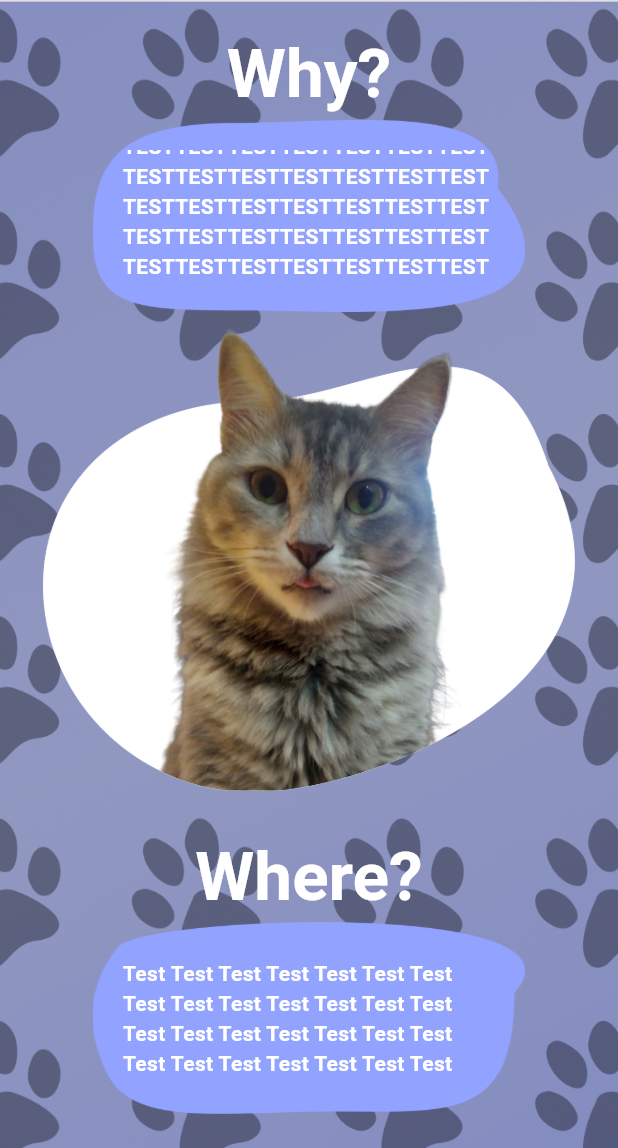
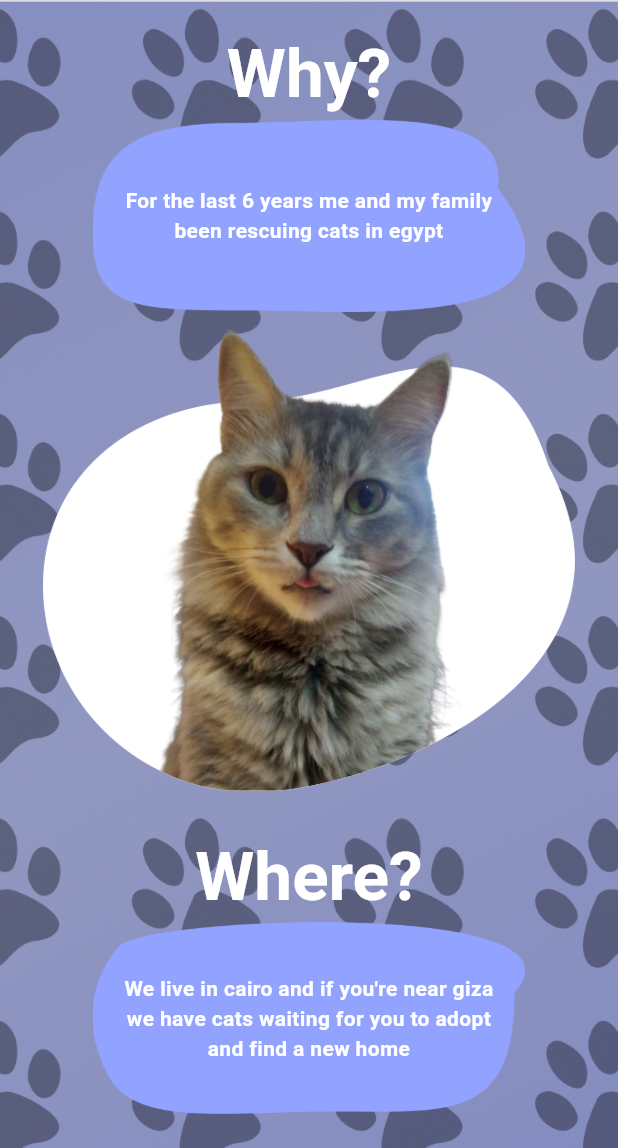
Before and after one commit to Dangere/dimos-cats, a Flutter app: the screen it shows after launch, on a phone screen of 412 x 824 dp, the part 88-1236 px from its top. Run offline on Flutter 3.47's test engine with Material 3 defaults, Android fonts, the light colour scheme and no system bars; our stand-ins replace firebase_analytics, firebase_core, flutter_cache_manager, flutter_riverpod, google_fonts, logger and 3 more; missing offline and left inert: liquid_glass_easy; accounts and stored records are empty; Roboto replaces fonts that are missing (Almarai); statements that could not run were skipped.

Commit message:
Localizing text blobs

```diff
--- a/lib/core/localization/l10n/intl_ar.arb
+++ b/lib/core/localization/l10n/intl_ar.arb
@@ -4,5 +4,9 @@
     "theme": "المظهر",
     "dark": "الداكن",
     "light": "الفاتح",
-    "adopt": "تبني"
+    "adopt": "تبني",
+    "why": "ليه؟",
+    "where": "فين؟",
+    "hero_text_blob_why": "من أين يأتينا القطط؟",
+    "hero_text_blob_where": "من أين يأتينا القطط؟"
 }
--- a/lib/core/localization/l10n/intl_en.arb
+++ b/lib/core/localization/l10n/intl_en.arb
@@ -7,5 +7,9 @@
     "theme": "Theme",
     "dark": "Dark",
     "light": "Light",
-    "adopt": "Adopt"
+    "adopt": "Adopt",
+    "why": "Why?",
+    "where": "Where?",
+    "hero_text_blob_why": "For the last 6 years me and my family been rescuing cats in egypt",
+    "hero_text_blob_where": "We live in cairo and if you're near giza we have cats waiting for you to adopt and find a new home"
 }
--- a/lib/view/pages/home_page.dart
+++ b/lib/view/pages/home_page.dart
@@ -4,11 +4,9 @@ import 'package:dimos_cats/providers/cats_provider.dart';
 import 'package:dimos_cats/providers/common_providers.dart';
 import 'package:dimos_cats/providers/screen_size_provider.dart';
 import 'package:dimos_cats/view/dialog/dialogs.dart';
-import 'package:dimos_cats/view/painters/visualize_path_painter.dart';
 import 'package:dimos_cats/view/widgets/cats_list_sliver.dart';
 import 'package:dimos_cats/view/widgets/home_hero.dart';
 import 'package:dimos_cats/view/widgets/shared/app_logo.dart';
-import 'package:dimos_cats/view/widgets/shared/bezier_curve.dart';
 import 'package:dimos_cats/view/widgets/shared/error_panel.dart';
 import 'package:dimos_cats/view/widgets/home_background.dart';
 import 'package:dimos_cats/view/widgets/shared/language_toggle.dart';
@@ -28,10 +26,10 @@ class _HomePageState extends ConsumerState<HomePage> {
   final ScrollController controller = ScrollController();
 
   double animationTarge = 1;
-  List<Cat> catsTemp = List.generate(
-    10,
-    (index) => Cat.empty(index.toString() + "cat"),
-  );
+  // List<Cat> catsTemp = List.generate(
+  //   10,
+  //   (index) => Cat.empty(index.toString() + "cat"),
+  // );
   ScreenSize size = ScreenSize.expanded;
 
   Cat? viewedCat;
@@ -169,7 +167,7 @@ class _HomePageState extends ConsumerState<HomePage> {
                         sliver: cats.when(
                           data: (cats) => CatsListSliver(
                             screenSize: size,
-                            cats: catsTemp,
+                            cats: cats,
                             onClick: (cat) => viewCatDetails(cat),
                           ),
                           error: (error, stackTrace) => SliverToBoxAdapter(
--- a/lib/view/widgets/home_hero.dart
+++ b/lib/view/widgets/home_hero.dart
@@ -1,3 +1,4 @@
+import 'package:dimos_cats/core/localization/generated/l10n/app_localizations.dart';
 import 'package:dimos_cats/providers/screen_size_provider.dart';
 import 'package:dimos_cats/view/widgets/home_hero_cat.dart';
 import 'package:dimos_cats/view/widgets/shared/blob_decoration.dart';
@@ -19,15 +20,13 @@ class HomeHero extends StatelessWidget {
     // return Placeholder();
     var blobText = BlobText(
       blobVariant: 1,
-      blobBody:
-          "TESTTESTTESTTESTTESTTESTTESTTESTTESTTESTTESTTESTTESTTESTTESTTESTTESTTESTTESTTESTTESTTESTTESTTESTTESTTESTTESTTESTTESTTESTTESTTESTTESTTESTTESTTESTTESTTESTTESTTESTTESTTEST",
-      blobTitle: "Why?",
+      blobBody: AppLocalizations.of(context).hero_text_blob_why,
+      blobTitle: AppLocalizations.of(context).why,
     );
     var blobText2 = BlobText(
       blobVariant: 0,
-      blobBody:
-          "Test Test Test Test Test Test Test Test Test Test Test Test Test Test Test Test Test Test Test Test Test Test Test Test Test Test Test Test ",
-      blobTitle: "Where?",
+      blobBody: AppLocalizations.of(context).hero_text_blob_where,
+      blobTitle: AppLocalizations.of(context).where,
     );
 
     return Directionality(
--- a/lib/view/widgets/shared/blob_text.dart
+++ b/lib/view/widgets/shared/blob_text.dart
@@ -47,6 +47,7 @@ class BlobText extends StatelessWidget {
                     child: MarqueeWidget(
                       direction: Axis.vertical,
                       child: Text(
+                        textAlign: TextAlign.center,
                         style: Theme.of(context).textTheme.bodyMedium!.copyWith(
                           fontWeight: FontWeight.bold,
                           color: Theme.of(context).colorScheme.onPrimary,
```
Also changed, not shown: lib/core/localization/generated/l10n/app_localizations.dart, lib/core/localization/generated/l10n/app_localizations_ar.dart, lib/core/localization/generated/l10n/app_localizations_en.dart.
